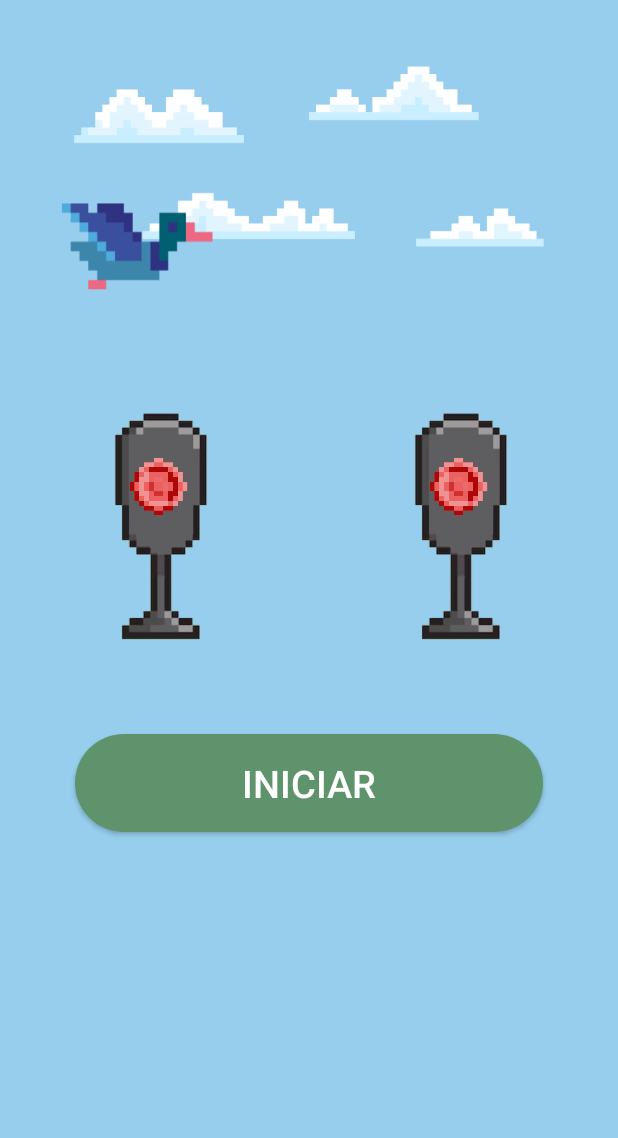
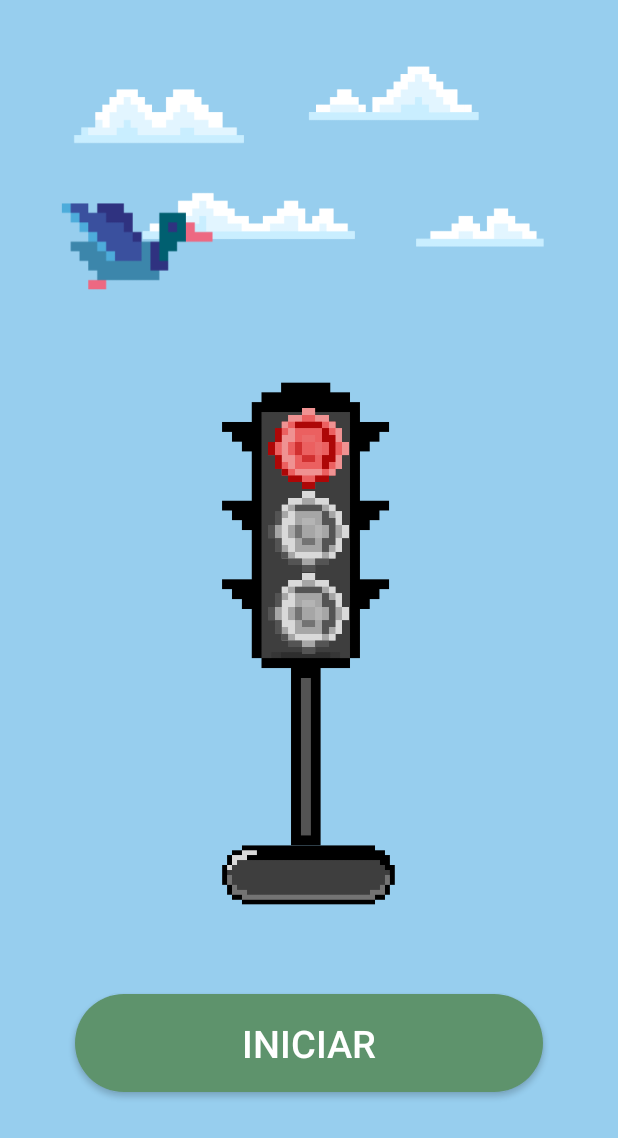
Before and after one commit to pizzatoev/semaforo_hilos, an Android app: the screen it shows after launch (MainActivity), after a tap on "INICIAR", on a phone screen of 412 x 824 dp. Shown: the top 1138 px of the screen. Run offline under Robolectric (Android 15) with nearby library versions, the phone set to English and light mode, and no system bars.

Commit message:
Fase 4: Semaforo con tres focos, enciende 1 a la vez

```diff
--- a/app/src/main/java/com/example/semaforohilos/MainActivity.java
+++ b/app/src/main/java/com/example/semaforohilos/MainActivity.java
@@ -13,8 +13,9 @@ import androidx.core.view.WindowInsetsCompat;
 
 public class MainActivity extends AppCompatActivity {
     Button btnIniciar;
-    ImageView imgLuz;
-    ImageView imgLuz2;
+    ImageView imgLuzRojo;
+    ImageView imgLuzAma;
+    ImageView imgLuzVer;
 
     @Override
     protected void onCreate(Bundle savedInstanceState) {
@@ -22,8 +23,9 @@ public class MainActivity extends AppCompatActivity {
         setContentView(R.layout.activity_main);
 
         btnIniciar = findViewById(R.id.btnIniciar);
-        imgLuz = findViewById(R.id.imgLuz);
-        imgLuz2 = findViewById(R.id.imgLuz2);
+        imgLuzRojo = findViewById(R.id.imgLuzRojo);
+        imgLuzAma = findViewById(R.id.imgLuzAma);
+        imgLuzVer = findViewById(R.id.imgLuzVer);
 
         btnIniciar.setOnClickListener(new View.OnClickListener() {
             @Override
@@ -35,7 +37,9 @@ public class MainActivity extends AppCompatActivity {
                             runOnUiThread(new Runnable() {
                                 @Override
                                 public void run() {
-                                    imgLuz.setImageResource(R.drawable.luz_roja);
+                                    imgLuzRojo.setImageResource(R.drawable.luz_roja);
+                                    imgLuzAma.setImageResource(R.drawable.luz_off);
+                                    imgLuzVer.setImageResource(R.drawable.luz_off);
                                 }
                             });
                             try {
@@ -47,7 +51,9 @@ public class MainActivity extends AppCompatActivity {
                             runOnUiThread(new Runnable() {
                                 @Override
                                 public void run() {
-                                    imgLuz.setImageResource(R.drawable.luz_amarilla);
+                                    imgLuzAma.setImageResource(R.drawable.luz_amarilla);
+                                    imgLuzRojo.setImageResource(R.drawable.luz_off);
+                                    imgLuzVer.setImageResource(R.drawable.luz_off);
                                 }
                             });
                             try {
@@ -59,7 +65,9 @@ public class MainActivity extends AppCompatActivity {
                             runOnUiThread(new Runnable() {
                                 @Override
                                 public void run() {
-                                    imgLuz.setImageResource(R.drawable.luz_verde);
+                                    imgLuzVer.setImageResource(R.drawable.luz_verde);
+                                    imgLuzRojo.setImageResource(R.drawable.luz_off);
+                                    imgLuzAma.setImageResource(R.drawable.luz_off);
                                 }
                             });
                             try {
@@ -72,40 +80,6 @@ public class MainActivity extends AppCompatActivity {
                     }
                 });
                 thread.start();
-
-                // Segundo Semaforo
-                Thread thread2 = new Thread(new Runnable() {
-                    @Override
-                    public void run() {
-                        while (true) {
-                            runOnUiThread(new Runnable() {
-                                @Override
-                                public void run() {
-                                    imgLuz2.setImageResource(R.drawable.luz_roja);
-                                }
-                            });
-                            try {
-                                Thread.sleep(5000);
-                            }
-                            catch (InterruptedException e){
-                                e.printStackTrace();
-                            }
-                            runOnUiThread(new Runnable() {
-                                @Override
-                                public void run() {
-                                    imgLuz2.setImageResource(R.drawable.luz_off);
-                                }
-                            });
-                            try {
-                                Thread.sleep(5000);
-                            }
-                            catch (InterruptedException e){
-                                e.printStackTrace();
-                            }
-                        }
-                    }
-                });
-                thread2.start();
             }
         });
 
--- a/app/src/main/res/layout/activity_main.xml
+++ b/app/src/main/res/layout/activity_main.xml
@@ -16,52 +16,46 @@
 
         <LinearLayout
             android:layout_width="match_parent"
-                android:layout_height="wrap_content"
-                android:orientation="horizontal"
-                android:gravity="center">
+            android:layout_height="567dp"
+            android:gravity="center"
+            android:orientation="horizontal">
+
             <FrameLayout
-                    android:layout_width="200dp"
-                    android:layout_height="200dp"
-                    android:layout_marginTop="20dp">
+                android:layout_width="250dp"
+                android:layout_height="390dp"
+                android:layout_marginTop="100dp">
 
                 <ImageView
                     android:id="@+id/imageView"
                     android:layout_width="match_parent"
                     android:layout_height="match_parent"
-                        app:srcCompat="@drawable/cuerpo_semaforo"
-                        />
-                    <ImageView
-                        android:id="@+id/imgLuz"
-                        android:layout_width="50dp"
-                        android:layout_height="50dp"
-                        android:layout_gravity="center_horizontal"
-                        android:layout_marginTop="50dp"
-                        android:src="@drawable/luz_roja" />
-                </FrameLayout>
-
-                <FrameLayout
-                    android:layout_width="200dp"
-                    android:layout_height="200dp"
-                    android:layout_marginTop="20dp">
+                    app:srcCompat="@drawable/semaforo_largo" />
 
                 <ImageView
-                        android:id="@+id/imageView2"
-                        android:layout_width="match_parent"
-                        android:layout_height="match_parent"
-                        app:srcCompat="@drawable/cuerpo_semaforo"
-                        />
+                    android:id="@+id/imgLuzRojo"
+                    android:layout_width="70dp"
+                    android:layout_height="70dp"
+                    android:layout_gravity="center_horizontal"
+                    android:layout_marginTop="30dp"
+                    android:src="@drawable/luz_off" />
+
                 <ImageView
-                        android:id="@+id/imgLuz2"
-                        android:layout_width="50dp"
-                        android:layout_height="50dp"
+                    android:id="@+id/imgLuzAma"
+                    android:layout_width="70dp"
+                    android:layout_height="70dp"
                     android:layout_gravity="center_horizontal"
-                        android:layout_marginTop="50dp"
+                    android:layout_marginTop="85dp"
+                    android:src="@drawable/luz_off" />
+
+                <ImageView
+                    android:id="@+id/imgLuzVer"
+                    android:layout_width="70dp"
+                    android:layout_height="70dp"
+                    android:layout_gravity="center_horizontal"
+                    android:layout_marginTop="140dp"
                     android:src="@drawable/luz_off" />
             </FrameLayout>
-
         </LinearLayout>
-
-
         <androidx.appcompat.widget.AppCompatButton
             android:id="@+id/btnIniciar"
             android:layout_width="match_parent"
@@ -73,6 +67,4 @@
             android:padding="15dp"
             android:layout_margin="50dp"/>
     </LinearLayout>
-
-
 </androidx.constraintlayout.widget.ConstraintLayout>
```
Also changed, not shown: app/src/main/res/drawable/semaforo_largo.png (added). Lines whose indentation alone changed are shown as unchanged.
